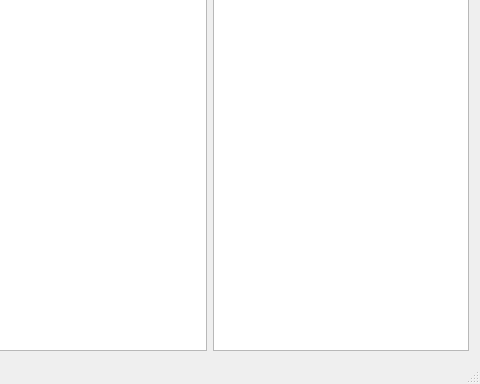
File5/BookReader, file mainwindow.ui: the form before one commit; both pictures show x 320 to 800 and y 216 to 600 of the 800 by 600 pixel window.
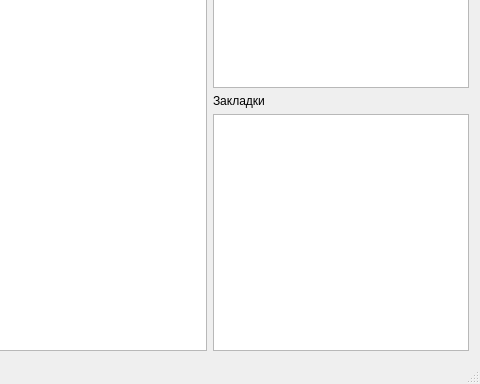
The form after the commit.

Commit message: Add displaying bookmark list, goto on clicking item

The edit to the form file:
```diff
--- a/mainwindow.ui
+++ b/mainwindow.ui
@@ -36,6 +36,23 @@
           </property>
          </widget>
         </item>
+        <item>
+         <widget class="QLabel" name="label">
+          <property name="text">
+           <string>Закладки</string>
+          </property>
+         </widget>
+        </item>
+        <item>
+         <widget class="QListWidget" name="bookmarkList">
+          <property name="sizePolicy">
+           <sizepolicy hsizetype="Fixed" vsizetype="Expanding">
+            <horstretch>0</horstretch>
+            <verstretch>0</verstretch>
+           </sizepolicy>
+          </property>
+         </widget>
+        </item>
        </layout>
       </item>
       <item row="0" column="0">
```
The commit also changes 2 other files.
